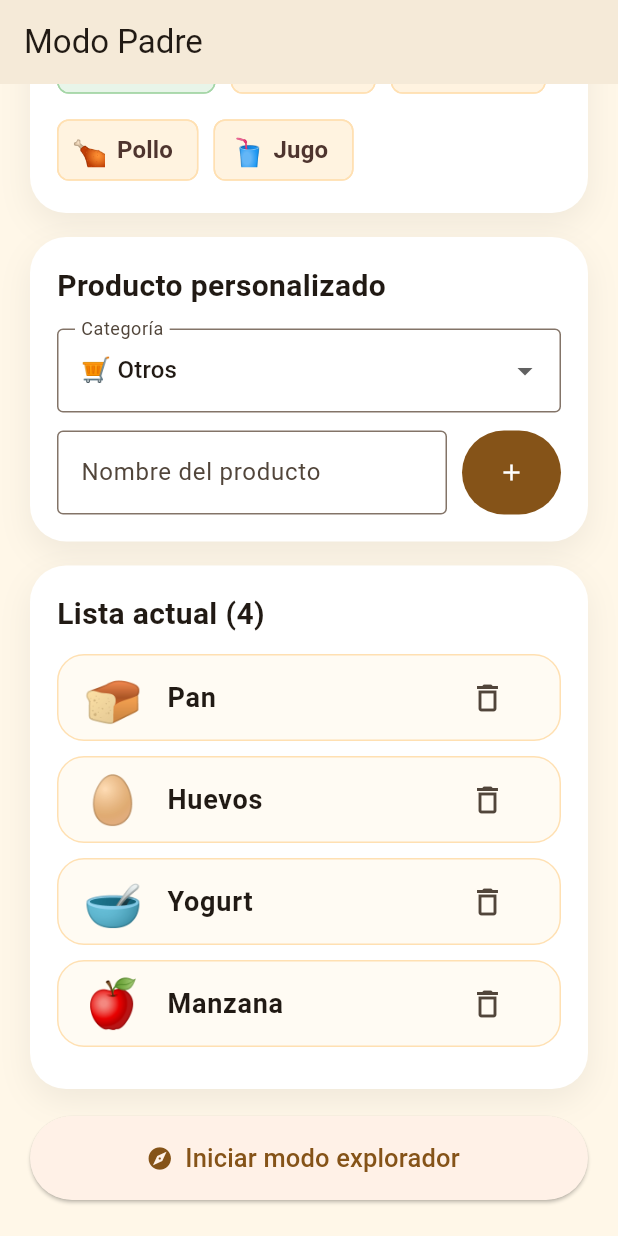
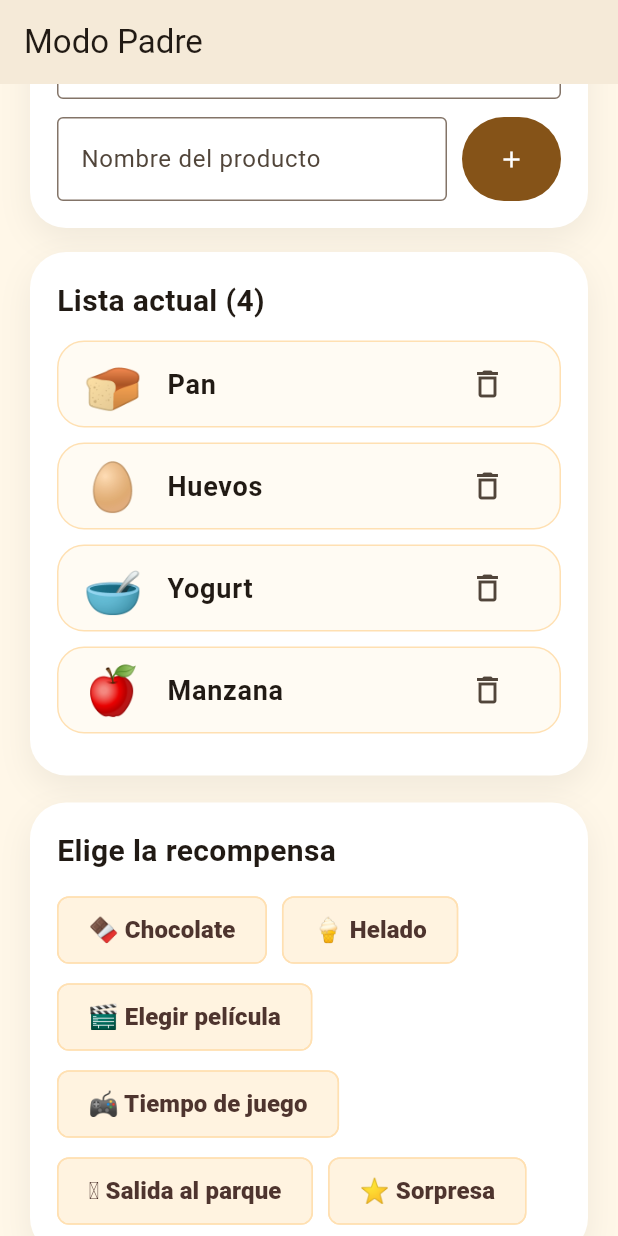
Before and after one commit to NicTapia/Carty, a Flutter app: the screen it shows after launch, scrolled down 576 dp, after a tap on the "delete outline" icon, on a phone screen of 412 x 824 dp. Run offline on Flutter 3.47's test engine with Material 3 defaults, Android fonts, the phone set to English and light mode, and no system bars.

Commit message:
Agregar seleccion de recompensa en modo padre

```diff
--- a/lib/data/sample_mission.dart
+++ b/lib/data/sample_mission.dart
@@ -7,8 +7,6 @@ const sampleProducts = [
   ProductItem(name: 'Yogurt', emoji: '🥣'),
   ProductItem(name: 'Manzana', emoji: '🍎'),
 ];
-
-const sampleReward = 'Chocolate 🍫';
 
 const suggestedProducts = [
   ProductItem(name: 'Leche', emoji: '🥛'),
@@ -32,6 +30,15 @@ const productCategories = [
   ProductCategory(name: 'Mascotas', emoji: '🐶'),
 ];
 
+const missionRewards = [
+  '🍫 Chocolate',
+  '🍦 Helado',
+  '🎬 Elegir película',
+  '🎮 Tiempo de juego',
+  '🛝 Salida al parque',
+  '⭐ Sorpresa',
+];
+
 class ProductCategory {
   final String name;
   final String emoji;
--- a/lib/screens/parent_screen.dart
+++ b/lib/screens/parent_screen.dart
@@ -17,6 +17,9 @@ class _ParentScreenState extends State<ParentScreen> {
   final List<ProductItem> _missionProducts = List.from(sampleProducts);
 
   ProductCategory _selectedCategory = productCategories.first;
+  String? _selectedReward;
+  String? _savedReward;
+  bool _missionSaved = false;
 
   @override
   void dispose() {
@@ -36,6 +39,8 @@ class _ParentScreenState extends State<ParentScreen> {
 
     setState(() {
       _missionProducts.add(product.copyWith(isFound: false));
+      _missionSaved = false;
+      _savedReward = null;
     });
   }
 
@@ -54,10 +59,37 @@ class _ParentScreenState extends State<ParentScreen> {
   void _removeProduct(ProductItem product) {
     setState(() {
       _missionProducts.remove(product);
+      _missionSaved = false;
+      _savedReward = null;
     });
   }
 
+  void _selectReward(String reward) {
+    setState(() {
+      _selectedReward = reward;
+      _missionSaved = false;
+      _savedReward = null;
+    });
+  }
+
+  void _saveMission() {
+    setState(() {
+      _savedReward = _selectedReward;
+      _missionSaved = true;
+    });
+
+    ScaffoldMessenger.of(
+      context,
+    ).showSnackBar(const SnackBar(content: Text('Misión guardada')));
+  }
+
   void _startExplorerMode() {
+    final reward = _savedReward;
+
+    if (reward == null) {
+      return;
+    }
+
     Navigator.push(
       context,
       MaterialPageRoute(
@@ -65,7 +97,7 @@ class _ParentScreenState extends State<ParentScreen> {
           products: _missionProducts
               .map((product) => product.copyWith(isFound: false))
               .toList(),
-          reward: sampleReward,
+          reward: reward,
         ),
       ),
     );
@@ -73,7 +105,9 @@ class _ParentScreenState extends State<ParentScreen> {
 
   @override
   Widget build(BuildContext context) {
-    final canStartMission = _missionProducts.isNotEmpty;
+    final canSaveMission =
+        _missionProducts.isNotEmpty && _selectedReward != null;
+    final canStartMission = _missionSaved && _savedReward != null;
 
     return Scaffold(
       backgroundColor: const Color(0xFFFFF7E8),
@@ -250,6 +284,61 @@ class _ParentScreenState extends State<ParentScreen> {
               ),
             ),
             const SizedBox(height: 18),
+            _ParentPanel(
+              child: Column(
+                crossAxisAlignment: CrossAxisAlignment.start,
+                children: [
+                  const _SectionTitle(title: 'Elige la recompensa'),
+                  const SizedBox(height: 14),
+                  Wrap(
+                    spacing: 10,
+                    runSpacing: 10,
+                    children: missionRewards.map((reward) {
+                      final isSelected = _selectedReward == reward;
+
+                      return ChoiceChip(
+                        selected: isSelected,
+                        label: Text(reward),
+                        labelStyle: TextStyle(
+                          fontSize: 16,
+                          fontWeight: FontWeight.w800,
+                          color: isSelected
+                              ? Colors.green.shade900
+                              : Colors.brown.shade800,
+                        ),
+                        selectedColor: Colors.green.shade100,
+                        backgroundColor: Colors.orange.shade50,
+                        side: BorderSide(
+                          color: isSelected
+                              ? Colors.green.shade400
+                              : Colors.orange.shade100,
+                          width: isSelected ? 2 : 1,
+                        ),
+                        checkmarkColor: Colors.green.shade900,
+                        padding: const EdgeInsets.symmetric(
+                          horizontal: 12,
+                          vertical: 10,
+                        ),
+                        onSelected: (_) => _selectReward(reward),
+                      );
+                    }).toList(),
+                  ),
+                ],
+              ),
+            ),
+            const SizedBox(height: 18),
+            SizedBox(
+              height: 56,
+              child: FilledButton.icon(
+                onPressed: canSaveMission ? _saveMission : null,
+                icon: const Icon(Icons.save_alt),
+                label: const Text(
+                  'Guardar misión',
+                  style: TextStyle(fontSize: 17),
+                ),
+              ),
+            ),
+            const SizedBox(height: 12),
             SizedBox(
               height: 56,
               child: ElevatedButton.icon(
```
Also changed, not shown: lib/screens/explorer_screen.dart (+27 -2 lines).
